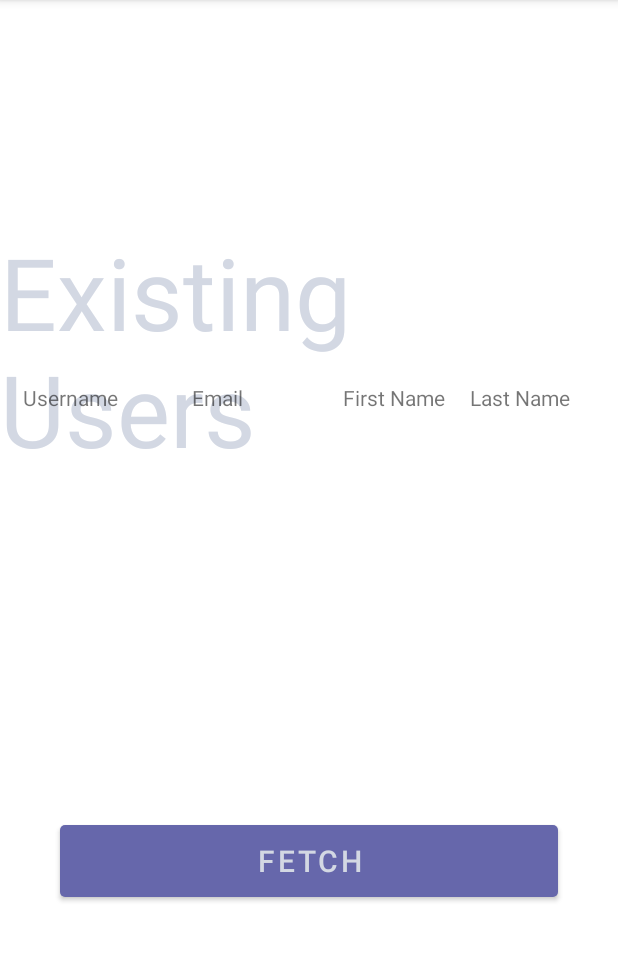
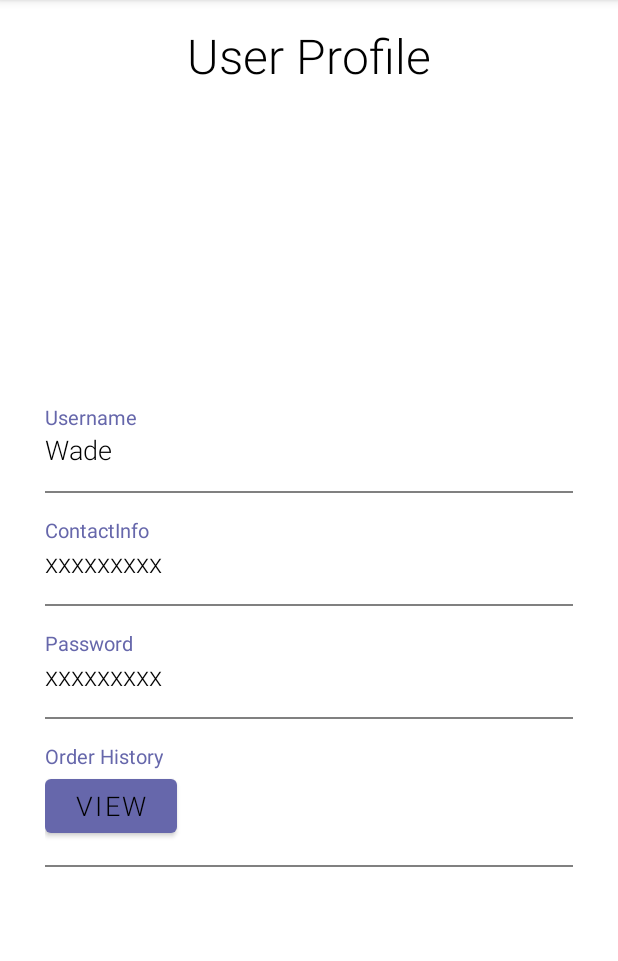
Before and after one commit to 310-group8/USCDoorDrink_FrontEnd, an Android app: the ProfileActivity screen opened directly, with no data from a screen before it, on a phone screen of 412 x 824 dp, the part 84-1045 px from its top. Run offline under Robolectric (Android 15) with nearby library versions, the phone set to English and light mode, and no system bars; 3 statements that could not run were skipped.

Commit message:
Create a branch to solve conflicts

```diff
--- a/app/src/main/java/com/example/uscdoordrink_frontend/ProfileActivity.java
+++ b/app/src/main/java/com/example/uscdoordrink_frontend/ProfileActivity.java
@@ -2,13 +2,38 @@ package com.example.uscdoordrink_frontend;
 
 import androidx.appcompat.app.AppCompatActivity;
 
+import android.content.Intent;
 import android.os.Bundle;
+import android.view.View;
+import android.widget.Button;
+import android.widget.TextView;
+import android.widget.Toast;
+
+import com.example.uscdoordrink_frontend.Constants.Constants;
 
 public class ProfileActivity extends AppCompatActivity {
-
+    Button btProfile;
+    TextView username;
+    TextView contactInfo;
+    TextView password;
     @Override
     protected void onCreate(Bundle savedInstanceState) {
         super.onCreate(savedInstanceState);
         setContentView(R.layout.activity_profile);
+        username = findViewById(R.id.username);
+        contactInfo = findViewById(R.id.contactInfo);
+        password = findViewById(R.id.Password);
+        username.setText(Constants.currentUser.getUserName());
+        contactInfo.setText(Constants.currentUser.getContactInformation());
+        password.setText(Constants.currentUser.getPassword());
+
+        btProfile = findViewById(R.id.btn_ViewChart);
+        btProfile.setOnClickListener(new View.OnClickListener() {
+            @Override
+            public void onClick(View view) {
+                Intent i = new Intent(ProfileActivity.this, ViewChartActivity.class);
+                startActivity(i);
+            }
+        });
     }
 }
--- /dev/null
+++ b/app/src/main/java/com/example/uscdoordrink_frontend/ViewChartActivity.java
@@ -0,0 +1,14 @@
+package com.example.uscdoordrink_frontend;
+
+import androidx.appcompat.app.AppCompatActivity;
+
+import android.os.Bundle;
+
+public class ViewChartActivity extends AppCompatActivity {
+
+    @Override
+    protected void onCreate(Bundle savedInstanceState) {
+        super.onCreate(savedInstanceState);
+        setContentView(R.layout.activity_view_chart);
+    }
+}
--- a/app/src/main/java/com/example/uscdoordrink_frontend/ViewMenuActivity.java
+++ b/app/src/main/java/com/example/uscdoordrink_frontend/ViewMenuActivity.java
@@ -17,15 +17,15 @@ import com.example.uscdoordrink_frontend.entity.Drink;
 import com.example.uscdoordrink_frontend.entity.Menu;
 import com.google.android.gms.tasks.OnCompleteListener;
 import com.google.android.gms.tasks.Task;
-import com.google.android.material.button.MaterialButton;
+
 import com.google.firebase.firestore.DocumentReference;
 import com.google.firebase.firestore.DocumentSnapshot;
 import com.google.firebase.firestore.FirebaseFirestore;
-import com.google.firebase.firestore.QueryDocumentSnapshot;
+
 
 import java.util.ArrayList;
 import java.util.List;
-import java.util.Map;
+
 
 
 public class ViewMenuActivity extends AppCompatActivity {
@@ -35,7 +35,7 @@ public class ViewMenuActivity extends AppCompatActivity {
     ArrayList<String> priceList;
     ArrayList<Drink> drinks;
     FirebaseFirestore db;
-    String storeUID = "XSaRWfRKQwaqvYWB6yHi";
+    String storeUID = "ENenoMqEZbpgVln7C4eN";
     Button btSelect;
     static final String TAG = "ViewMenuActivity";
     List<Drink> menu;
@@ -56,9 +56,26 @@ public class ViewMenuActivity extends AppCompatActivity {
                         if(task.isSuccessful()){
                             DocumentSnapshot document = task.getResult();
                             String drinkUID = document.get("drinkUID").toString();
-                            getMenu(drinkUID);
+
+                            db = FirebaseFirestore.getInstance();
+                            db.collection("Drink")
+                                    .document(drinkUID)
+                                    .get()
+                                    .addOnCompleteListener(new OnCompleteListener<DocumentSnapshot>(){
+                                        @Override
+                                        public void onComplete(@NonNull Task<DocumentSnapshot> task){
+                                            if(task.isSuccessful()){
+                                                DocumentSnapshot document = task.getResult();
+                                                menu = document.toObject(Menu.class).drinks;
+                                            }else{
+                                                Log.d(TAG, "get failed with ", task.getException());
+                                            }
+                                        }
+                                    });
+
+                            Log.d(TAG, "success");
                         }else{
-                            Log.d(TAG, "get failed with ", task.getException());
+                            Log.w(TAG, "get failed with ", task.getException());
                         }
                     }
                 });
@@ -71,10 +88,12 @@ public class ViewMenuActivity extends AppCompatActivity {
         priceList = new ArrayList<String>();
         menuAdapter = new MenuAdapter(this, drinks);
         recyclerView.setAdapter(menuAdapter);
+
         for(Drink drink: menu){
             drinkNameList.add(drink.getDrinkName());
             priceList.add(String.valueOf(drink.getPrice()));
         }
+
         menuAdapter.buttonSetOnclick(new MenuAdapter.ButtonInterface(){
             @Override
             public void onclick(View view, int position) {
@@ -110,20 +129,6 @@ public class ViewMenuActivity extends AppCompatActivity {
     }
 
     private void getMenu(String drinkUID){
-        db = FirebaseFirestore.getInstance();
-        db.collection("Drink")
-                .document(drinkUID)
-                .get()
-                .addOnCompleteListener(new OnCompleteListener<DocumentSnapshot>(){
-                    @Override
-                    public void onComplete(@NonNull Task<DocumentSnapshot> task){
-                        if(task.isSuccessful()){
-                            DocumentSnapshot document = task.getResult();
-                            menu = document.toObject(Menu.class).drinks;
-                        }else{
-                            Log.d(TAG, "get failed with ", task.getException());
-                        }
-                    }
-                });
+
     }
 }
--- a/app/src/main/res/layout/activity_profile.xml
+++ b/app/src/main/res/layout/activity_profile.xml
@@ -1,72 +1,169 @@
 <?xml version="1.0" encoding="utf-8"?>
-<RelativeLayout  xmlns:android="http://schemas.android.com/apk/res/android"
-    xmlns:tools ="http://schemas.android.com/tools"
-    android:layout_width="fill_parent"
-    android:layout_height="fill_parent"
-    tools:context=".ProfileActivity" >
+<RelativeLayout xmlns:android="http://schemas.android.com/apk/res/android"
+    xmlns:app="http://schemas.android.com/apk/res-auto"
+    xmlns:tools="http://schemas.android.com/tools"
+    android:layout_width="match_parent"
+    android:layout_height="match_parent"
+    tools:context=".ProfileActivity">
+
+    <RelativeLayout
+        android:id="@+id/Title"
+        android:layout_width="match_parent"
+        android:layout_height="wrap_content"
+        android:paddingBottom="20dp">
+
+
+        <TextView
+            android:id="@+id/UserProfile"
+            android:layout_width="wrap_content"
+            android:layout_height="wrap_content"
+            android:layout_centerHorizontal="true"
+            android:layout_marginTop="15sp"
+            android:fontFamily="sans-serif-light"
+            android:text="User Profile"
+            android:textColor="@color/black"
+            android:textSize="32sp" />
+
+    </RelativeLayout>
+
+
+    <RelativeLayout
+        android:layout_width="match_parent"
+        android:layout_height="match_parent"
+        android:layout_below="@+id/Title">
+
+        <LinearLayout
+            android:layout_width="match_parent"
+            android:layout_height="wrap_content"
+            android:layout_centerInParent="true"
+            android:layout_marginLeft="30dp"
+            android:layout_marginTop="10dp"
+            android:layout_marginRight="30dp"
+            android:orientation="vertical">
+
+            <LinearLayout
+                android:layout_width="match_parent"
+                android:layout_height="wrap_content"
+                android:orientation="vertical">
 
                 <TextView
                     android:layout_width="wrap_content"
                     android:layout_height="wrap_content"
-        android:text="Existing Users"
-        android:textSize="100px"
-        android:textColor="#d3d8e3"
-        android:layout_alignParentTop = "true"
-        android:layout_centerHorizontal = "true"
-        android:layout_marginTop="150dp" />
+                    android:text="Username"
+                    android:textColor="@color/veryPeri"
+                    android:textSize="13sp" />
 
-    <TableLayout xmlns:android="http://schemas.android.com/apk/res/android"
+                <TextView
+                    android:id="@+id/username"
+                    android:layout_width="wrap_content"
+                    android:layout_height="wrap_content"
+                    android:fontFamily="sans-serif-light"
+                    android:text="Wade"
+                    android:textColor="#000000"
+                    android:textSize="18sp" />
+
+                <View
                     android:layout_width="match_parent"
-        android:layout_height="30dp"
-        android:layout_marginTop="250dp"
-        android:paddingLeft="10dp"
-        android:paddingRight="10dp" >
-        <TableRow android:padding="5dp">
+                    android:layout_height="1dp"
+                    android:layout_marginTop="15dp"
+                    android:background="@color/grey" />
+
+            </LinearLayout>
+
+            <LinearLayout
+                android:layout_width="match_parent"
+                android:layout_height="wrap_content"
+                android:layout_marginTop="15dp"
+                android:orientation="vertical">
+
                 <TextView
                     android:layout_width="wrap_content"
                     android:layout_height="wrap_content"
-                android:layout_weight="3"
-                android:text="Username" />
+                    android:text="ContactInfo"
+                    android:textColor="@color/veryPeri"
+                    android:textSize="13sp" />
+
                 <TextView
                     android:layout_width="wrap_content"
                     android:layout_height="wrap_content"
-                android:layout_weight="4"
-                android:text="Email" />
+                    android:fontFamily="sans-serif-light"
+                    android:id="@+id/contactInfo"
+                    android:text="xxxxxxxxx"
+                    android:textColor="#000000"
+                    android:textSize="18sp" />
+
+                <View
+                    android:layout_width="match_parent"
+                    android:layout_height="1dp"
+                    android:layout_marginTop="15dp"
+                    android:background="@color/grey" />
+
+            </LinearLayout>
+
+            <LinearLayout
+                android:layout_width="match_parent"
+                android:layout_height="wrap_content"
+                android:layout_marginTop="15dp"
+                android:orientation="vertical">
+
                 <TextView
                     android:layout_width="wrap_content"
                     android:layout_height="wrap_content"
-                android:layout_weight="1"
-                android:text="First Name" />
+                    android:text="Password"
+                    android:textColor="@color/veryPeri"
+                    android:textSize="13sp" />
+
                 <TextView
                     android:layout_width="wrap_content"
                     android:layout_height="wrap_content"
-                android:layout_weight="1"
-                android:text="Last Name" />
-        </TableRow>
-    </TableLayout>
+                    android:fontFamily="sans-serif-light"
+                    android:id="@+id/Password"
+                    android:text="xxxxxxxxx"
+                    android:textColor="#000000"
+                    android:textSize="18sp" />
 
-    <TableLayout xmlns:android="http://schemas.android.com/apk/res/android"
-        android:id="@+id/table"
+                <View
                     android:layout_width="match_parent"
-        android:layout_height="200dp"
-        android:layout_marginTop="280dp"
-        android:paddingLeft="10dp"
-        android:paddingRight="10dp" >
+                    android:layout_height="1dp"
+                    android:layout_marginTop="15dp"
+                    android:background="@color/grey" />
 
-    </TableLayout>
+            </LinearLayout>
+
+            <LinearLayout
+                android:layout_width="match_parent"
+                android:layout_height="wrap_content"
+                android:layout_marginTop="15dp"
+                android:orientation="vertical">
+
+                <TextView
+                    android:layout_width="wrap_content"
+                    android:layout_height="wrap_content"
+                    android:text="Order History"
+                    android:textColor="@color/veryPeri"
+                    android:textSize="13sp" />
 
                 <Button
+                    android:layout_width="wrap_content"
+                    android:layout_height="wrap_content"
+                    android:fontFamily="sans-serif-light"
+                    android:text="View"
+                    android:textColor="@color/black"
+                    android:textSize="18sp"
+                    android:id="@+id/btn_ViewChart"/>
+
+
+                <View
                     android:layout_width="match_parent"
-        android:layout_height="wrap_content"
-        android:text="FETCH"
-        android:id="@+id/fetch"
-        android:textAllCaps="false"
-        android:layout_marginRight="40dp"
-        android:layout_marginLeft="40dp"
-        android:layout_marginTop="550dp"
-        android:textColor="#d3d8e3"
-        android:textSize="20dp"
-        android:background="@drawable/btn_maroon_selector"
-        android:gravity="center"/>
+                    android:layout_height="1dp"
+                    android:layout_marginTop="15dp"
+                    android:background="@color/grey" />
+
+            </LinearLayout>
+
+
+        </LinearLayout>
 
     </RelativeLayout>
+
+</RelativeLayout>
--- /dev/null
+++ b/app/src/main/res/layout/activity_view_chart.xml
@@ -0,0 +1,9 @@
+<?xml version="1.0" encoding="utf-8"?>
+<androidx.constraintlayout.widget.ConstraintLayout xmlns:android="http://schemas.android.com/apk/res/android"
+    xmlns:app="http://schemas.android.com/apk/res-auto"
+    xmlns:tools="http://schemas.android.com/tools"
+    android:layout_width="match_parent"
+    android:layout_height="match_parent"
+    tools:context=".ViewChartActivity">
+
+</androidx.constraintlayout.widget.ConstraintLayout>
```
Also changed, not shown: app/src/main/AndroidManifest.xml (+13 -4 lines). Lines whose indentation alone changed are shown as unchanged.
